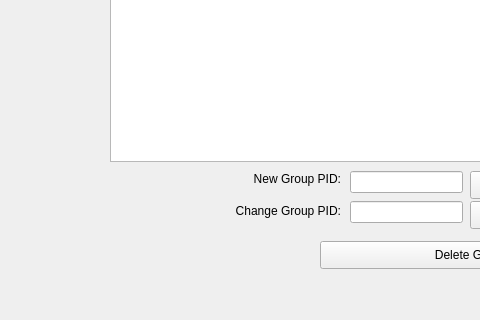
First picture: the form in ui/EditParty2bdUI.ui, repository sourcery-ai-experiments/jaar, before the edit; both pictures show x 520 to 1000 and y 509 to 829 of the 1162 by 829 pixel window.
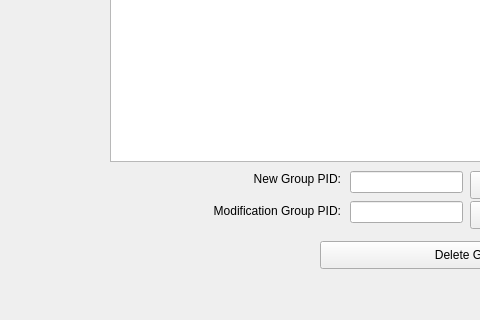
Second picture: the form after the edit.

Patch:
```diff
--- a/ui/EditParty2bdUI.ui
+++ b/ui/EditParty2bdUI.ui
@@ -262,7 +262,7 @@
     </rect>
    </property>
    <property name="text">
-    <string>Change Group PID:</string>
+    <string>Modification Group PID:</string>
    </property>
    <property name="alignment">
     <set>Qt::AlignRight|Qt::AlignTrailing|Qt::AlignVCenter</set>
```
